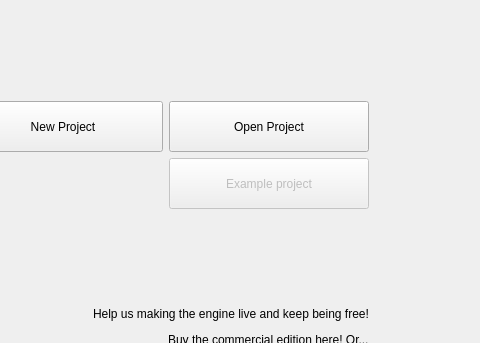
Above: Editor/CustomWidgets/panelmainmenu.ui from RPG-Paper-Maker/RPG-Paper-Maker before the change; both pictures show x 215 to 695 and y 0 to 343 of the 695 by 449 pixel window. Below: the same form after it.
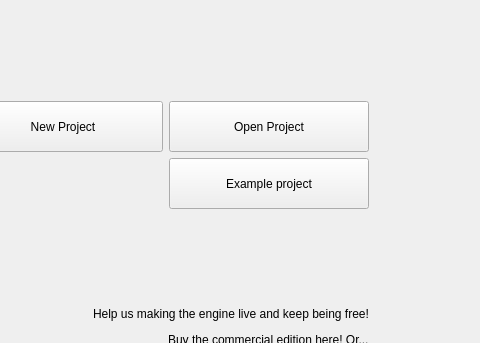
That is the form after the change. Icons and pictures are not drawn. Custom widgets are drawn as their Qt base class.

Patch:
```diff
--- a/Editor/CustomWidgets/panelmainmenu.ui
+++ b/Editor/CustomWidgets/panelmainmenu.ui
@@ -143,7 +143,7 @@
          <item>
           <widget class="QPushButton" name="pushButtonExampleProject">
            <property name="enabled">
-            <bool>false</bool>
+            <bool>true</bool>
            </property>
            <property name="minimumSize">
             <size>
```
